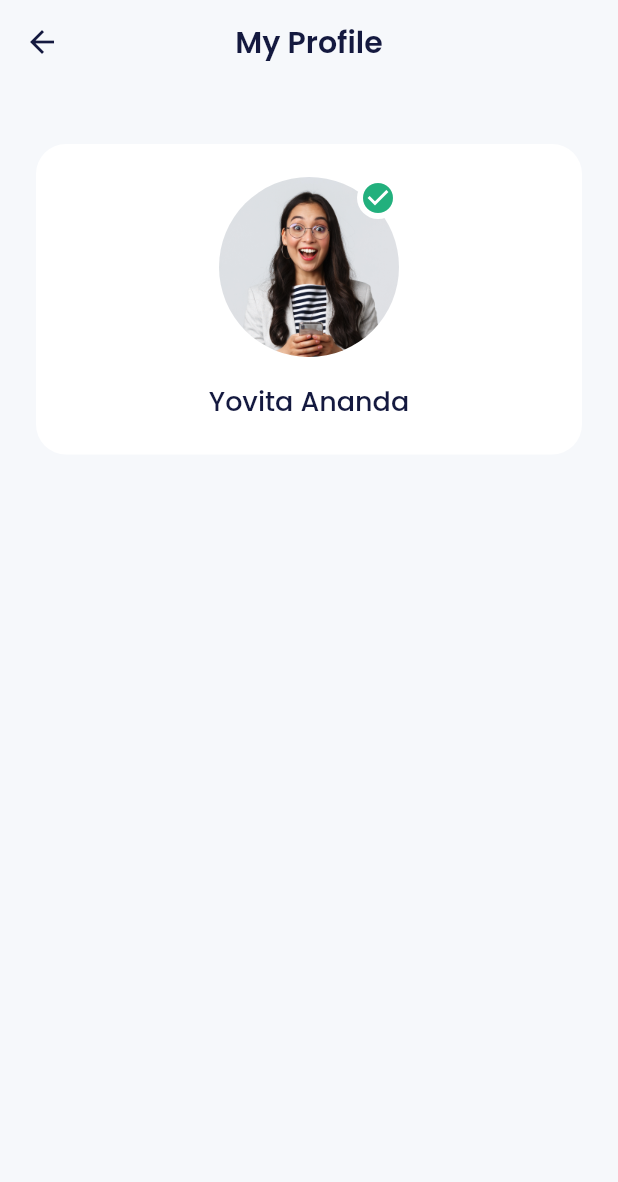
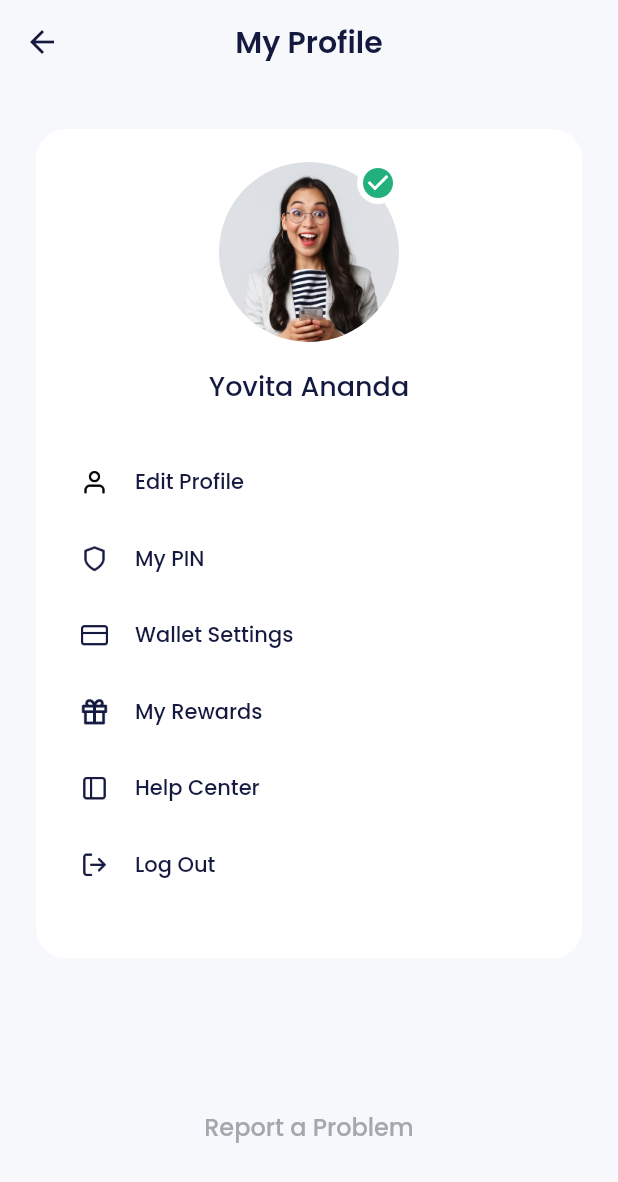
Before and after one commit to yovitaa/bank_sha, a Flutter app: the ProfilPage screen opened by its route, on a phone screen of 412 x 824 dp. Shown: the top 1182 px of the screen. Run offline on Flutter 3.47's test engine with Material 2 defaults, Android fonts, the phone set to English and light mode, and no system bars; our stand-ins replace carousel_slider, google_fonts.

Commit message:
5.2 Slicing Profile Page 2

```diff
--- a/lib/ui/pages/profil_page.dart
+++ b/lib/ui/pages/profil_page.dart
@@ -1,4 +1,6 @@
 import 'package:bank_sha/shared/theme.dart';
+import 'package:bank_sha/ui/widget/buttons.dart';
+import 'package:bank_sha/ui/widget/profile_menu_item.dart';
 import 'package:flutter/material.dart';
 
 class ProfilPage extends StatelessWidget {
@@ -29,7 +31,7 @@ class ProfilPage extends StatelessWidget {
             ),
             children: [
               const SizedBox(
-            height: 40,
+                height: 30,
               ),
               Container(
                 padding: const EdgeInsets.symmetric(
@@ -82,8 +84,51 @@ class ProfilPage extends StatelessWidget {
                     fontWeight: medium,
                   ),
                 ),
+                const SizedBox(
+                  height: 40,
+                ),
+                ProfileMenuItem(
+                  iconUrl: 'assets/ic_edit_profile.png',
+                  title: 'Edit Profile',
+                  onTap: () {},
+                ),
+                ProfileMenuItem(
+                  iconUrl: 'assets/ic_pin.png',
+                  title: 'My PIN',
+                  onTap: () {},
+                ),
+                ProfileMenuItem(
+                  iconUrl: 'assets/ic_wallet.png',
+                  title: 'Wallet Settings',
+                  onTap: () {},
+                ),
+                ProfileMenuItem(
+                  iconUrl: 'assets/ic_reward.png',
+                  title: 'My Rewards',
+                  onTap: () {},
+                ),
+                ProfileMenuItem(
+                  iconUrl: 'assets/ic_help.png',
+                  title: 'Help Center',
+                  onTap: () {},
+                ),
+                ProfileMenuItem(
+                  iconUrl: 'assets/ic_logout.png',
+                  title: 'Log Out',
+                  onTap: () {},
+                ),
               ],
             ),
+          ),
+          const SizedBox(
+            height: 87,
+          ),
+          CustomTextButton(
+            title: 'Report a Problem',
+            onPressed: () {},
+          ),
+          const SizedBox(
+            height: 50,
           ),
         ],
       ),
--- /dev/null
+++ b/lib/ui/widget/profile_menu_item.dart
@@ -0,0 +1,44 @@
+import 'package:bank_sha/shared/theme.dart';
+import 'package:flutter/material.dart';
+
+class ProfileMenuItem extends StatelessWidget {
+  final String iconUrl;
+  final String title;
+  final VoidCallback? onTap;
+
+  const ProfileMenuItem({
+    Key? key,
+    required this.iconUrl,
+    required this.title,
+    this.onTap,
+  }) : super(key: key);
+
+  @override
+  Widget build(BuildContext context) {
+    return GestureDetector(
+      onTap: onTap,
+      child: Container(
+        margin: const EdgeInsets.only(
+          bottom: 30,
+        ),
+        child: Row(
+          children: [
+            Image.asset(
+              iconUrl,
+              width: 18,
+            ),
+            const SizedBox(
+              width: 18,
+            ),
+            Text(
+              title,
+              style: blackTextStyle.copyWith(
+                fontWeight: medium,
+              ),
+            ),
+          ],
+        ),
+      ),
+    );
+  }
+}
```
Lines whose indentation alone changed are shown as unchanged.
